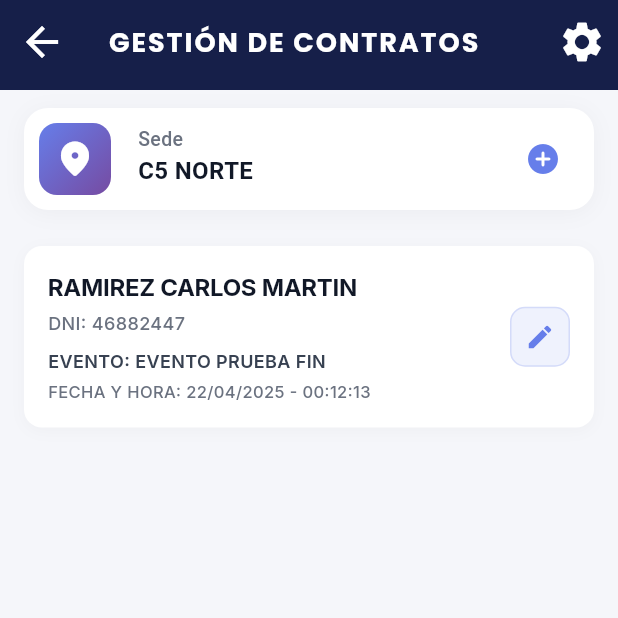
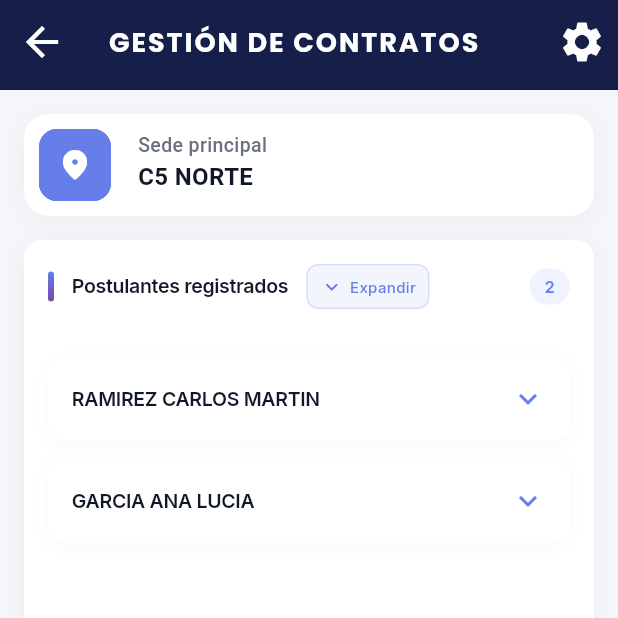
Before and after one commit to FabrizioOMG7/YoContrato, a Flutter app: the ContractManagementPage screen opened directly with empty values, on a phone screen of 412 x 824 dp, the top half of it. Run offline on Flutter 3.47's test engine with Material 3 defaults, Android fonts, the phone set to English and light mode, and no system bars; our stand-ins replace auto_size_text, bloc, equatable, flutter_bloc, google_fonts.

Commit message:
Implementación de reutilización de componentes
componentes para los listados de módulos, aún falta bastante, no funciona del todo correcto

```diff
--- /dev/null
+++ b/lib/domain/models/base/base_item.dart
@@ -0,0 +1,7 @@
+abstract class BaseItem {
+  final String id;
+
+  const BaseItem({
+    required this.id,
+  });
+}
--- /dev/null
+++ b/lib/domain/models/contract/contract_item.dart
@@ -0,0 +1,16 @@
+import '../base/base_item.dart';
+
+class ContractItem extends BaseItem {
+  final String nombre;
+  final String dni;
+  final String evento;
+  final String fechaHora;
+
+  const ContractItem({
+    required super.id,
+    required this.nombre,
+    required this.dni,
+    required this.evento,
+    required this.fechaHora,
+  });
+}
--- a/lib/presentation/pages/gestion_de_contratos/contract_management_content.dart
+++ b/lib/presentation/pages/gestion_de_contratos/contract_management_content.dart
@@ -1,199 +1,198 @@
-// lib/presentation/pages/gestion_de_contratos/contract_management_content.dart
-
 import 'package:flutter/material.dart';
 import 'package:google_fonts/google_fonts.dart';
-import 'package:yo_contrato_app/presentation/widgets/shared/info_Card.dart';
+import '../../../domain/models/contract/contract_item.dart';
+import '../../widgets/modules/contracts/contract_card.dart';
+import '../../widgets/shared/info_card.dart';
+import '../../widgets/shared/styles/card_styles.dart';
 
-/// Modelo de datos para representar un contrato.
-class ContractItem {
-  final String nombre;
-  final String dni;
-  final String evento;
-  final String fechaHora;
-
-  const ContractItem({
-    required this.nombre,
-    required this.dni,
-    required this.evento,
-    required this.fechaHora,
-  });
-}
-
-/// Cuerpo de la lista de contratos (sin Scaffold ni AppBar).
-/// Recibe la lista de contratos, la sede y un callback onTapEditar.
-class ContractManagementContent extends StatelessWidget {
+class ContractManagementContent extends StatefulWidget {
   final String sede;
   final List<ContractItem> contratos;
   final void Function(ContractItem) onTapEditar;
-  final VoidCallback onTapAgregar;
+  final VoidCallback onTapAdd;
 
   const ContractManagementContent({
     Key? key,
     required this.sede,
     required this.contratos,
     required this.onTapEditar,
-    required this.onTapAgregar,
+    required this.onTapAdd,
   }) : super(key: key);
 
   @override
-  Widget build(BuildContext context) {
-    final isDarkMode = Theme.of(context).brightness == Brightness.dark;
-
-    return Padding(
-      padding: const EdgeInsets.symmetric(horizontal: 16, vertical: 12),
-      child: Column(
-        crossAxisAlignment: CrossAxisAlignment.start,
-        children: [
-          // InfoCard para mostrar la sede
-          InfoCard(
-            icon: const Icon(
-              Icons.location_on_rounded,
-              color: Colors.white,
-              size: 28,
-            ),
-            items: [
-              InfoCardItem(label: 'Sede', value: sede),
-            ],
-            trailing: IconButton(
-              icon: const Icon(
-                Icons.add_circle_rounded,
-                color: Color (0xFF667EEA),
-                size:24,
-              ),
-              onPressed: onTapAgregar,
-            )
-          ),
-          const SizedBox(height: 24),
-
-          // Lista de contratos
-          Expanded(
-            child: ListView.separated(
-              itemCount: contratos.length,
-              separatorBuilder: (context, index) => const SizedBox(height: 12),
-              itemBuilder: (context, index) {
-                final contrato = contratos[index];
-                return ContractCard(
-                  contract: contrato,
-                  onTapEditar: () => onTapEditar(contrato),
-                );
-              },
-            ),
-          ),
-        ],
-      ),
-    );
-  }
+  State<ContractManagementContent> createState() => _ContractManagementContentState();
 }
 
-/// Tarjeta que muestra cada contrato y un botón para "Buscar Postulante".
-/// Al presionar el ícono de lápiz, invoca onTapEditar.
-class ContractCard extends StatelessWidget {
-  final ContractItem contract;
-  final VoidCallback onTapEditar;
+class _ContractManagementContentState extends State<ContractManagementContent> {
+  final Map<String, bool> _expansionStates = {};
+  bool _areAllExpanded = false;
 
-  const ContractCard({
-    Key? key,
-    required this.contract,
-    required this.onTapEditar,
-  }) : super(key: key);
+  void _toggleExpansion(String id) {
+    setState(() {
+      _expansionStates[id] = !(_expansionStates[id] ?? false);
+    });
+  }
+
+  void _toggleAllExpansion() {
+    setState(() {
+      _areAllExpanded = !_areAllExpanded;
+      for (var contrato in widget.contratos) {
+        _expansionStates[contrato.id] = _areAllExpanded;
+      }
+    });
+  }
 
   @override
   Widget build(BuildContext context) {
-    final isDarkMode = Theme.of(context).brightness == Brightness.dark;
-
-    return Container(
-      padding: const EdgeInsets.all(16),
-      decoration: BoxDecoration(
-        color: isDarkMode ? const Color(0xFF1F2937) : Colors.white,
-        borderRadius: BorderRadius.circular(12),
-        boxShadow: [
-          BoxShadow(
-            color: isDarkMode
-                ? Colors.black.withOpacity(0.3)
-                : Colors.grey.withOpacity(0.08),
-            blurRadius: 8,
-            offset: const Offset(0, 2),
+    return Column(
+      children: [
+        // Info Card Section
+        Padding(
+          padding: const EdgeInsets.all(16),
+          child: InfoCard(
+            icon: Container(
+              padding: const EdgeInsets.all(12),
+              decoration: BoxDecoration(
+                color: const Color(0xFF667EEA),
+                borderRadius: BorderRadius.circular(12),
+              ),
+              child: const Icon(
+                Icons.location_on_rounded,
+                color: Colors.white,
+                size: 24,
+              ),
+            ),
+            items: [
+              InfoCardItem(
+                label: 'Sede principal',
+                value: widget.sede,
+              ),
+            ],
           ),
-        ],
-      ),
-      child: Row(
-        children: [
-          // Detalles del contrato
-          Expanded(
+        ),
+        // Content Section
+        Expanded(
+          child: Container(
+            margin: const EdgeInsets.symmetric(horizontal: 16),
+            decoration: BoxDecoration(
+              color: Colors.white,
+              borderRadius: BorderRadius.circular(12),
+              boxShadow: [
+                BoxShadow(
+                  color: Colors.black.withAlpha(10),
+                  blurRadius: 12,
+                  offset: const Offset(0, 2),
+                ),
+              ],
+            ),
             child: Column(
-              crossAxisAlignment: CrossAxisAlignment.start,
               children: [
-                Text(
-                  contract.nombre,
-                  style: GoogleFonts.inter(
-                    fontSize: 16,
-                    fontWeight: FontWeight.w700,
-                    color:
-                        isDarkMode ? Colors.white : const Color(0xFF111827),
-                    letterSpacing: -0.2,
+                // Header
+                Padding(
+                  padding: const EdgeInsets.all(16),
+                  child: Row(
+                    children: [
+                      Container(
+                        width: 4,
+                        height: 20,
+                        decoration: BoxDecoration(
+                          gradient: const LinearGradient(
+                            begin: Alignment.topCenter,
+                            end: Alignment.bottomCenter,
+                            colors: [Color(0xFF667EEA), Color(0xFF764BA2)],
+                          ),
+                          borderRadius: BorderRadius.circular(2),
+                        ),
+                      ),
+                      const SizedBox(width: 12),
+                      Text(
+                        'Postulantes registrados',
+                        style: CardStyles.titleStyle(context, MediaQuery.of(context).size.width),
+                      ),
+                      const SizedBox(width: 12),
+                      InkWell(
+                        onTap: _toggleAllExpansion,
+                        borderRadius: BorderRadius.circular(8),
+                        child: Container(
+                          padding: const EdgeInsets.symmetric(
+                            horizontal: 8,
+                            vertical: 6,
+                          ),
+                          decoration: BoxDecoration(
+                            color: const Color(0xFF667EEA).withAlpha(20),
+                            borderRadius: BorderRadius.circular(8),
+                            border: Border.all(
+                              color: const Color(0xFF667EEA).withAlpha(51),
+                            ),
+                          ),
+                          child: Row(
+                            mainAxisSize: MainAxisSize.min,
+                            children: [
+                              AnimatedRotation(
+                                turns: _areAllExpanded ? 0.5 : 0,
+                                duration: const Duration(milliseconds: 200),
+                                child: const Icon(
+                                  Icons.expand_more,
+                                  size: 16,
+                                  color: Color(0xFF667EEA),
+                                ),
+                              ),
+                              const SizedBox(width: 4),
+                              Text(
+                                _areAllExpanded ? 'Comprimir' : 'Expandir',
+                                style: CardStyles.actionStyle(context, MediaQuery.of(context).size.width),
+                              ),
+                            ],
+                          ),
+                        ),
+                      ),
+                      const Spacer(),
+                      Container(
+                        padding: const EdgeInsets.symmetric(
+                          horizontal: 10,
+                          vertical: 4,
+                        ),
+                        decoration: BoxDecoration(
+                          color: const Color(0xFF667EEA).withAlpha(25),
+                          borderRadius: BorderRadius.circular(12),
+                        ),
+                        child: Text(
+                          '${widget.contratos.length}',
+                          style: CardStyles.counterStyle(context, MediaQuery.of(context).size.width),
+                        ),
+                      ),
+                    ],
                   ),
                 ),
-                const SizedBox(height: 4),
-                Text(
-                  'DNI: ${contract.dni}',
-                  style: GoogleFonts.inter(
-                    fontSize: 12,
-                    fontWeight: FontWeight.w500,
-                    color:
-                        isDarkMode ? Colors.grey[400] : const Color(0xFF6B7280),
-                  ),
-                ),
-                const SizedBox(height: 8),
-                Text(
-                  'EVENTO: ${contract.evento}',
-                  style: GoogleFonts.inter(
-                    fontSize: 12,
-                    fontWeight: FontWeight.w600,
-                    color:
-                        isDarkMode ? Colors.grey[300] : const Color(0xFF374151),
-                  ),
-                ),
-                const SizedBox(height: 4),
-                Text(
-                  'FECHA Y HORA: ${contract.fechaHora}',
-                  style: GoogleFonts.inter(
-                    fontSize: 11,
-                    fontWeight: FontWeight.w500,
-                    color:
-                        isDarkMode ? Colors.grey[400] : const Color(0xFF6B7280),
-                  ),
+                // List Section
+                Expanded(
+                  child: widget.contratos.isEmpty
+                      ? Center(
+                          child: Text(
+                            'No hay postulantes registrados',
+                            style: CardStyles.emptyStyle(context, MediaQuery.of(context).size.width),
+                          ),
+                        )
+                      : ListView.separated(
+                          padding: const EdgeInsets.all(16),
+                          itemCount: widget.contratos.length,
+                          separatorBuilder: (_, __) => const SizedBox(height: 12),
+                          itemBuilder: (context, index) {
+                            final contrato = widget.contratos[index];
+                            return ContractCard(
+                              contract: contrato,
+                              isExpanded: _expansionStates[contrato.id] ?? false,
+                              onToggleExpansion: () => _toggleExpansion(contrato.id),
+                              onTapEditar: () => widget.onTapEditar(contrato),
+                            );
+                          },
+                        ),
                 ),
               ],
             ),
           ),
-
-          // Botón "editar Postulante" con ícono de lupa
-          Container(
-            width: 40,
-            height: 40,
-            decoration: BoxDecoration(
-              color: const Color(0xFF667EEA).withOpacity(0.1),
-              borderRadius: BorderRadius.circular(10),
-              border: Border.all(
-                color: const Color(0xFF667EEA).withOpacity(0.2),
-                width: 1,
-              ),
-            ),
-            child: Material(
-              color: Colors.transparent,
-              child: InkWell(
-                onTap: onTapEditar,
-                borderRadius: BorderRadius.circular(10),
-                child: const Icon(
-                  Icons.edit,
-                  color: Color(0xFF667EEA),
-                  size: 20,
-                ),
-              ),
-            ),
-          ),
-        ],
-      ),
+        ),
+      ],
     );
   }
 }
--- a/lib/presentation/pages/gestion_de_contratos/contract_management_page.dart
+++ b/lib/presentation/pages/gestion_de_contratos/contract_management_page.dart
@@ -1,12 +1,9 @@
-// lib/presentation/pages/gestion_de_contratos/contract_management_page.dart
-
 import 'package:flutter/material.dart';
 import 'package:yo_contrato_app/presentation/widgets/shared/app_topbar.dart';
 import 'package:yo_contrato_app/presentation/widgets/shared/app_settings_button.dart';
+import '../../../domain/models/contract/contract_item.dart';
 import 'contract_management_content.dart';
 
-/// Página de “Gestión de Contratos” con su propio AppBar.
-/// Recibe un callback onBack para “volver” al MainNavigationPage.
 class ContractManagementPage extends StatefulWidget {
   final VoidCallback onBack;
 
@@ -21,25 +18,74 @@ class ContractManagementPage extends StatefulWidget {
 
 class _ContractManagementPageState extends State<ContractManagementPage> {
   String _sede = 'C5 NORTE';
+  bool _isLoading = false;
 
-  final List<ContractItem> _contratos = const [
+  // Lista de contratos de ejemplo
+  final List<ContractItem> _contratos = [
     ContractItem(
+      id: '1',
       nombre: 'RAMIREZ CARLOS MARTIN',
       dni: '46882447',
       evento: 'EVENTO PRUEBA FIN',
       fechaHora: '22/04/2025 - 00:12:13',
     ),
-    // Puedes agregar más ejemplos aquí...
+    ContractItem(
+      id: '2',
+      nombre: 'GARCIA ANA LUCIA',
+      dni: '45667890',
+      evento: 'EVENTO PRUEBA 2',
+      fechaHora: '23/04/2025 - 14:30:00',
+    ),
   ];
 
   void _onSedeChanged(String newSede) {
+    if (mounted) {
       setState(() {
         _sede = newSede;
       });
     }
+  }
 
   void _onLogout() {
-    Navigator.pushReplacementNamed(context, '/login');
+    Navigator.of(context).pushReplacementNamed('/login');
+  }
+
+  Future<void> _handleEditContract(ContractItem contrato) async {
+    try {
+      ScaffoldMessenger.of(context).showSnackBar(
+        SnackBar(
+          content: Text('Editando contrato: ${contrato.nombre}'),
+          duration: const Duration(seconds: 2),
+        ),
+      );
+      // TODO: Implementar lógica de edición
+    } catch (e) {
+      ScaffoldMessenger.of(context).showSnackBar(
+        SnackBar(
+          content: Text('Error al editar: ${e.toString()}'),
+          backgroundColor: Colors.red,
+        ),
+      );
+    }
+  }
+
+  Future<void> _handleAddContract() async {
+    try {
+      ScaffoldMessenger.of(context).showSnackBar(
+        const SnackBar(
+          content: Text('Agregando nuevo contrato...'),
+          duration: Duration(seconds: 2),
+        ),
+      );
+      // TODO: Implementar lógica para agregar
+    } catch (e) {
+      ScaffoldMessenger.of(context).showSnackBar(
+        SnackBar(
+          content: Text('Error al agregar: ${e.toString()}'),
+          backgroundColor: Colors.red,
+        ),
+      );
+    }
   }
 
   @override
@@ -47,8 +93,6 @@ class _ContractManagementPageState extends State<ContractManagementPage> {
     final isDarkMode = Theme.of(context).brightness == Brightness.dark;
 
     return WillPopScope(
-      // Interceptamos la flecha atrás del sistema: en lugar de hacer pop,
-      // invocamos el callback onBack para regresar a MainNavigationPage.
       onWillPop: () async {
         widget.onBack();
         return false;
@@ -69,22 +113,18 @@ class _ContractManagementPageState extends State<ContractManagementPage> {
             ),
           ],
         ),
-        backgroundColor:
-            isDarkMode ? const Color(0xFF030F0F) : const Color(0xFFF5F6FA),
-        body: ContractManagementContent(
+        backgroundColor: isDarkMode
+            ? const Color(0xFF030F0F)
+            : const Color(0xFFF5F6FA),
+        body: _isLoading
+            ? const Center(
+                child: CircularProgressIndicator(),
+              )
+            : ContractManagementContent(
                 sede: _sede,
                 contratos: _contratos,
-          onTapEditar: (contrato) {
-            // Aquí podrías implementar la navegación interna a “editar postulante”:
-            // Por ahora, lo dejamos vacío o mostramos un SnackBar.
-          },
-          onTapAgregar: (){
-                      ScaffoldMessenger.of(context).showSnackBar(
-            const SnackBar(
-              content: Text('Agregar Nuevo Contrato'),
-            )
-          );
-          }
+                onTapEditar: _handleEditContract,
+                onTapAdd: _handleAddContract,
               ),
       ),
     );
--- a/lib/presentation/pages/gestion_de_contratos/contract_search_page.dart
+++ b/lib/presentation/pages/gestion_de_contratos/contract_search_page.dart
@@ -1,6 +1,7 @@
 // lib/presentation/pages/gestion_de_contratos/contract_search_page.dart
 
 import 'package:flutter/material.dart';
+import 'package:yo_contrato_app/domain/models/contract/contract_item.dart';
 import 'package:yo_contrato_app/presentation/widgets/shared/app_topbar.dart';
 import 'package:yo_contrato_app/presentation/widgets/applicant/applicant_search_widget.dart';
 import 'contract_management_content.dart'; // Para acceder a ContractItem
--- /dev/null
+++ b/lib/presentation/widgets/modules/contracts/contract_card.dart
@@ -0,0 +1,64 @@
+import 'package:flutter/material.dart';
+import 'package:google_fonts/google_fonts.dart';
+import '../../../../domain/models/contract/contract_item.dart';
+import '../../shared/cards/base_card.dart';
+import '../../shared/styles/card_styles.dart';
+
+class ContractCard extends BaseCard {
+  final ContractItem contract;
+  final VoidCallback onTapEditar;
+
+  const ContractCard({
+    super.key,
+    required this.contract,
+    required this.onTapEditar,
+    required super.isExpanded,
+    required super.onToggleExpansion,
+  });
+
+  @override
+  Widget buildHeader(BuildContext context) {
+    return Row(
+      children: [
+        Expanded(
+          child: Text(
+            contract.nombre,
+            style: CardStyles.titleStyle(context, MediaQuery.of(context).size.width),
+          ),
+        ),
+        AnimatedRotation(
+          turns: isExpanded ? 0.5 : 0,
+          duration: const Duration(milliseconds: 200),
+          child: const Icon(
+            Icons.expand_more,
+            color: Color(0xFF667EEA),
+            size: 24,
+          ),
+        ),
+      ],
+    );
+  }
+
+  @override
+  Widget buildExpandedContent(BuildContext context) {
+    return Column(
+      crossAxisAlignment: CrossAxisAlignment.start,
+      children: [
+        Text(
+          'DNI: ${contract.dni}',
+          style: CardStyles.subtitleStyle(context, MediaQuery.of(context).size.width),
+        ),
+        const SizedBox(height: 8),
+        Text(
+          'EVENTO: ${contract.evento}',
+          style: CardStyles.subtitleStyle(context, MediaQuery.of(context).size.width),
+        ),
+        const SizedBox(height: 8),
+        Text(
+          'FECHA Y HORA: ${contract.fechaHora}',
+          style: CardStyles.subtitleStyle(context, MediaQuery.of(context).size.width),
+        ),
+      ],
+    );
+  }
+}
--- /dev/null
+++ b/lib/presentation/widgets/shared/styles/card_styles.dart
@@ -0,0 +1,71 @@
+import 'package:flutter/material.dart';
+import 'package:google_fonts/google_fonts.dart';
+
+class CardStyles {
+  // Title style for headers
+  static TextStyle titleStyle(BuildContext context, double width) => GoogleFonts.inter(
+    fontSize: 13,
+    fontWeight: FontWeight.w600,
+    color: const Color(0xFF111827),
+    letterSpacing: -0.2,
+  );
+
+  // Subtitle style for secondary text
+  static TextStyle subtitleStyle(BuildContext context, double width) => GoogleFonts.inter(
+    fontSize: 12,
+    fontWeight: FontWeight.w500,
+    color: const Color(0xFF6B7280),
+  );
+
+  // Action button text style
+  static TextStyle actionStyle(BuildContext context, double width) => GoogleFonts.inter(
+    fontSize: 10,
+    fontWeight: FontWeight.w500,
+    color: const Color(0xFF667EEA),
+  );
+
+  // Counter style for numbers
+  static TextStyle counterStyle(BuildContext context, double width) => GoogleFonts.inter(
+    fontSize: 11,
+    fontWeight: FontWeight.w600,
+    color: const Color(0xFF667EEA),
+  );
+
+  // Empty state style
+  static TextStyle emptyStyle(BuildContext context, double width) => GoogleFonts.inter(
+    fontSize: 12,
+    fontWeight: FontWeight.w500,
+    color: const Color(0xFF6B7280),
+  );
+
+  // Helper method for action buttons
+  static BoxDecoration actionButtonDecoration(double width) => BoxDecoration(
+    color: const Color(0xFF667EEA).withAlpha(20),
+    borderRadius: BorderRadius.circular(6),
+    border: Border.all(
+      color: const Color(0xFF667EEA).withAlpha(51),
+    ),
+  );
+
+  // Helper method for container decoration
+  static BoxDecoration containerDecoration(double width) => BoxDecoration(
+    color: Colors.white,
+    borderRadius: BorderRadius.circular(10),
+    boxShadow: [
+      BoxShadow(
+        color: Colors.black.withAlpha(10),
+        blurRadius: 8,
+        offset: const Offset(0, 2),
+      ),
+    ],
+  );
+
+  // Header decoration
+  static BoxDecoration headerDecoration() => const BoxDecoration(
+    gradient: LinearGradient(
+      begin: Alignment.topCenter,
+      end: Alignment.bottomCenter,
+      colors: [Color(0xFF667EEA), Color(0xFF764BA2)],
+    ),
+  );
+}
```
Also changed, not shown: lib/presentation/widgets/shared/cards/base_card.dart (added, +62 -0 lines), lib/presentation/widgets/shared/module_content/base_module_content.dart (added, +45 -0 lines). Lines whose indentation alone changed are shown as unchanged.
